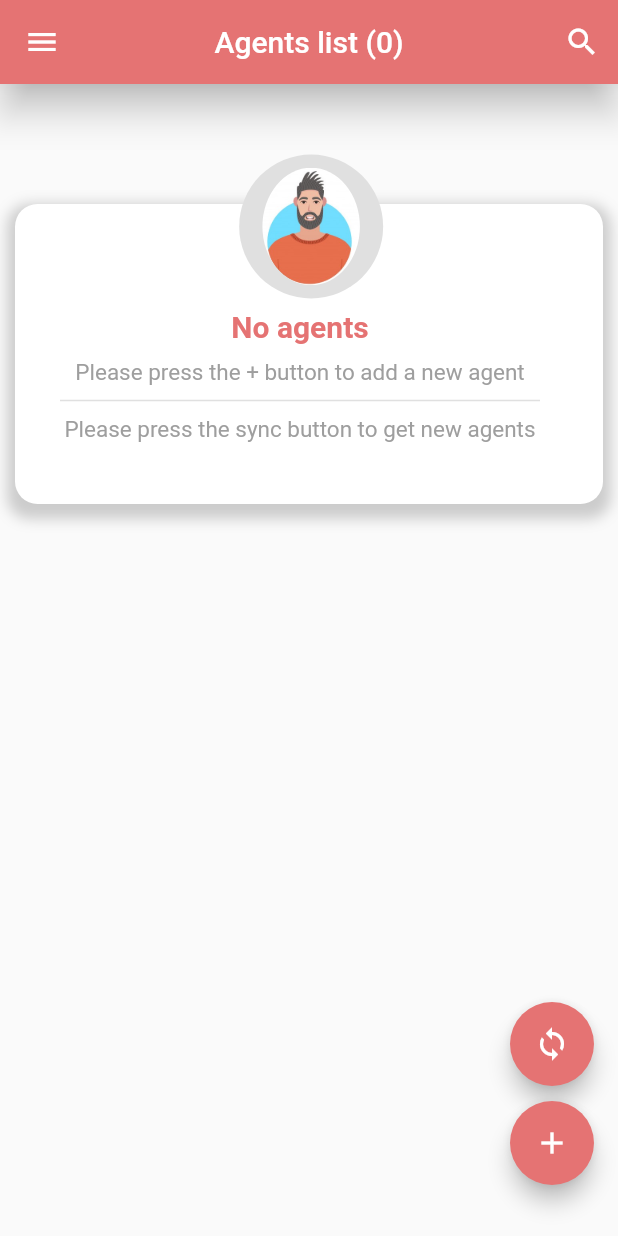
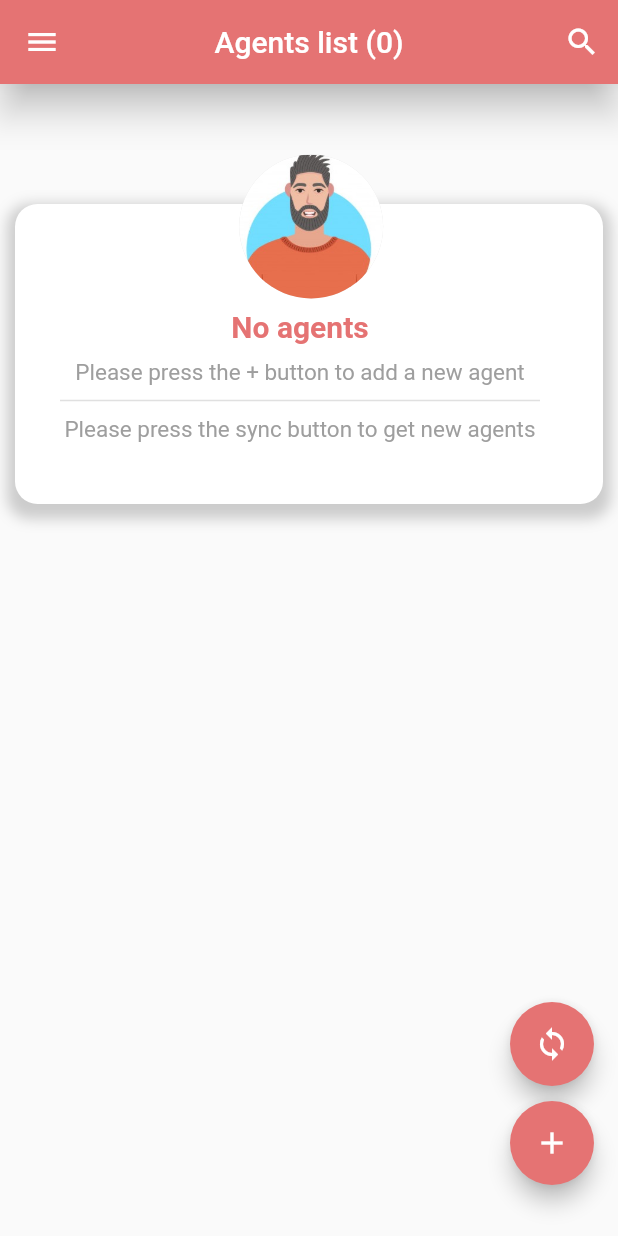
Before and after one commit to PereiraCC/flutter-agent-management, a Flutter app: the screen it shows after launch, on a phone screen of 412 x 824 dp. Run offline on Flutter 3.47's test engine with Material 2 defaults, Android fonts, the phone set to English and light mode, and no system bars; our stand-ins replace sqflite; accounts and stored records are empty.

Commit message:
image_agent.dart: field wid in widgets added

```diff
--- a/lib/widgets/image_agent.dart
+++ b/lib/widgets/image_agent.dart
@@ -26,8 +26,8 @@ class ImageAgent extends StatelessWidget {
         backgroundColor: Colors.grey.shade300,
         child: ClipOval(
           child: (networkImage == true)
-                  ? _NetworkPicture(urlImage: urlImage)
-                  : _AssetPicture(urlImage: urlImage),
+                  ? _NetworkPicture(urlImage: urlImage, wid: this.hei,)
+                  : _AssetPicture(urlImage: urlImage, wid: this.hei),
         ),
       ),
     );
@@ -38,17 +38,19 @@ class _AssetPicture extends StatelessWidget {
   const _AssetPicture({
     Key? key,
     required this.urlImage,
+    required this.wid,
   }) : super(key: key);
 
   final String urlImage;
+  final double wid;
 
   @override
   Widget build(BuildContext context) {
     return Container(
       child: Image(
         image: AssetImage(this.urlImage),
-        width: 65,
-        // height: 100,
+        width: this.wid,
+        height: 100,
         fit: BoxFit.cover,
       )
     );
@@ -60,9 +62,11 @@ class _NetworkPicture extends StatelessWidget {
   const _NetworkPicture({
     Key? key,
     required this.urlImage,
+    required this.wid,
   }) : super(key: key);
 
   final String urlImage;
+  final double wid;
 
   @override
   Widget build(BuildContext context) {
@@ -70,7 +74,7 @@ class _NetworkPicture extends StatelessWidget {
       child : FadeInImage(
         placeholder: AssetImage('assets/loading.gif'),
         image: NetworkImage(this.urlImage),
-        width: 100,
+        width: this.wid,
         height: 100,
         fit: BoxFit.cover,
       )
```
